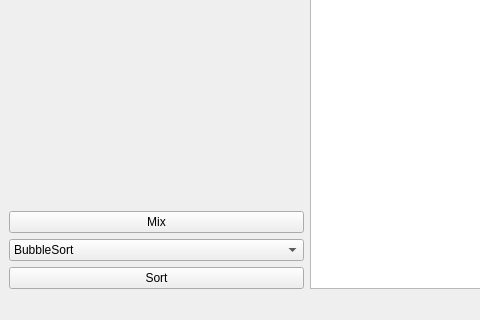
First picture: the form in Sortings_Visualization/mainwindow.ui, repository yegorgru/OOP_Lab2_4_Semester, before the edit; both pictures show x 0 to 480 and y 288 to 608 of the 1220 by 608 pixel window.
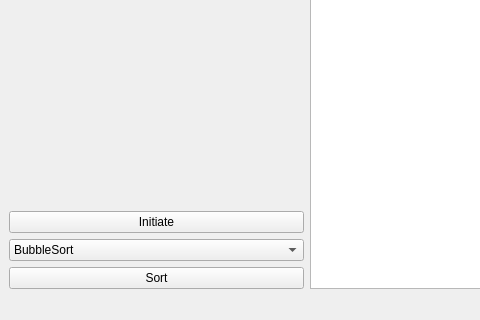
Second picture: the form after the edit.

Commit message: Initiate button

What changed in the file:
```diff
--- a/Sortings_Visualization/mainwindow.ui
+++ b/Sortings_Visualization/mainwindow.ui
@@ -59,7 +59,7 @@
     <item row="1" column="0">
      <widget class="QPushButton" name="MixButton">
       <property name="text">
-       <string>Mix</string>
+       <string>Initiate</string>
       </property>
      </widget>
     </item>
```
Left out of the diff: 2 changed lines with no effect on the pictures. The commit also changes 2 other files.
